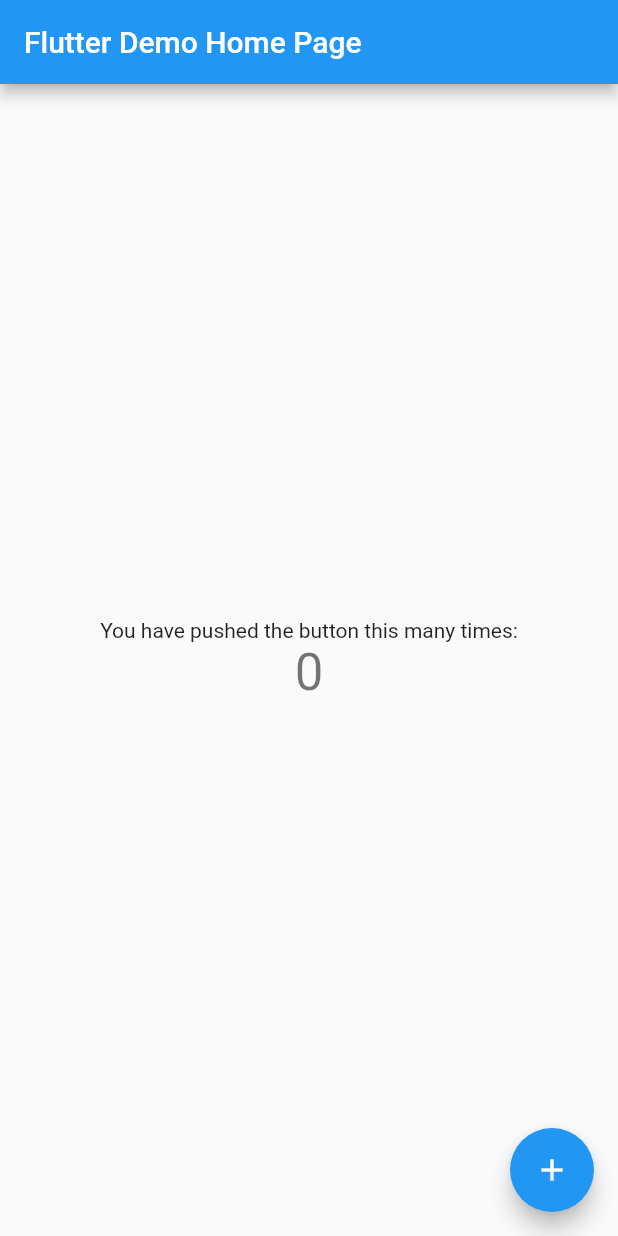
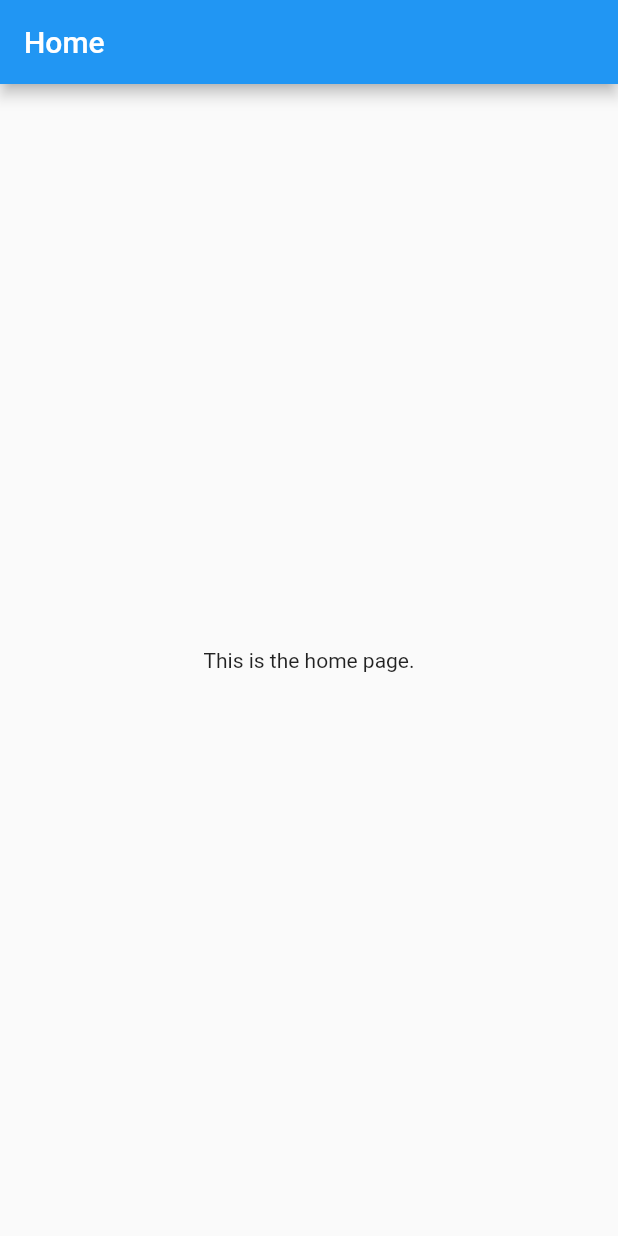
Before and after one commit to kevinalexa20/postagefee, a Flutter app: the screen it shows after launch, on a phone screen of 412 x 824 dp. Run offline on Flutter 3.47's test engine with Material 2 defaults, Android fonts, the phone set to English and light mode, and no system bars; our stand-ins replace auto_route, bloc, go_router.

Commit message:
add package to use, folder structuring

```diff
--- /dev/null
+++ b/lib/core/features/home/presentation/bloc/home_page_bloc.dart
@@ -0,0 +1,13 @@
+import 'package:bloc/bloc.dart';
+import 'package:meta/meta.dart';
+
+part 'home_page_event.dart';
+part 'home_page_state.dart';
+
+class HomePageBloc extends Bloc<HomePageEvent, HomePageState> {
+  HomePageBloc() : super(HomePageInitial()) {
+    on<HomePageEvent>((event, emit) {
+      // TODO: implement event handler
+    });
+  }
+}
--- /dev/null
+++ b/lib/core/features/home/presentation/bloc/home_page_event.dart
@@ -0,0 +1,4 @@
+part of 'home_page_bloc.dart';
+
+@immutable
+abstract class HomePageEvent {}
--- /dev/null
+++ b/lib/core/features/home/presentation/bloc/home_page_state.dart
@@ -0,0 +1,6 @@
+part of 'home_page_bloc.dart';
+
+@immutable
+abstract class HomePageState {}
+
+class HomePageInitial extends HomePageState {}
--- /dev/null
+++ b/lib/core/features/home/presentation/home_page.dart
@@ -0,0 +1,15 @@
+import 'package:flutter/material.dart';
+
+class HomePage extends StatelessWidget {
+  @override
+  Widget build(BuildContext context) {
+    return Scaffold(
+      appBar: AppBar(
+        title: Text('Home'),
+      ),
+      body: Center(
+        child: Text('This is the home page.'),
+      ),
+    );
+  }
+}
--- a/lib/main.dart
+++ b/lib/main.dart
@@ -1,67 +1,19 @@
 import 'package:flutter/material.dart';
+import 'package:postagecheck/routes/routes.dart';
 
 void main() {
-  runApp(const MyApp());
+  runApp(MyApp());
 }
 
 class MyApp extends StatelessWidget {
-  const MyApp({super.key});
+  MyApp({super.key});
+  final GlobalKey<NavigatorState> navigatorKey = GlobalKey<NavigatorState>();
 
   @override
   Widget build(BuildContext context) {
-    return MaterialApp(
+    return MaterialApp.router(
       title: 'Flutter Demo',
-      theme: ThemeData(
-        primarySwatch: Colors.blue,
-      ),
-      home: const MyHomePage(title: 'Flutter Demo Home Page'),
+      routerConfig: appRouter,
     );
   }
 }
-
-class MyHomePage extends StatefulWidget {
-  const MyHomePage({super.key, required this.title});
-
-  final String title;
-
-  @override
-  State<MyHomePage> createState() => _MyHomePageState();
-}
-
-class _MyHomePageState extends State<MyHomePage> {
-  int _counter = 0;
-
-  void _incrementCounter() {
-    setState(() {
-      _counter++;
-    });
-  }
-
-  @override
-  Widget build(BuildContext context) {
-    return Scaffold(
-      appBar: AppBar(
-        title: Text(widget.title),
-      ),
-      body: Center(
-        child: Column(
-          mainAxisAlignment: MainAxisAlignment.center,
-          children: <Widget>[
-            const Text(
-              'You have pushed the button this many times:',
-            ),
-            Text(
-              '$_counter',
-              style: Theme.of(context).textTheme.headlineMedium,
-            ),
-          ],
-        ),
-      ),
-      floatingActionButton: FloatingActionButton(
-        onPressed: _incrementCounter,
-        tooltip: 'Increment',
-        child: const Icon(Icons.add),
-      ),
-    );
-  }
-}
--- /dev/null
+++ b/lib/routes/routes.dart
@@ -0,0 +1,11 @@
+import 'package:go_router/go_router.dart';
+import 'package:postagecheck/core/features/home/presentation/home_page.dart';
+
+final appRouter = GoRouter(
+  routes: [
+    GoRoute(
+      path: '/',
+      builder: (context, state) => HomePage(),
+    )
+  ],
+);
--- a/pubspec.yaml
+++ b/pubspec.yaml
@@ -39,6 +39,9 @@
   flutter_bloc: ^8.1.3
   dio: ^5.2.1+1
   bloc: ^8.1.2
+  go_router: ^9.0.3
+
+
 
 dev_dependencies:
   flutter_test:
@@ -50,6 +53,9 @@
   # package. See that file for information about deactivating specific lint
   # rules and activating additional ones.
   flutter_lints: ^2.0.0
+  build_runner: ^2.4.6
+  auto_route_generator: ^7.2.0
+
 
 # For information on the generic Dart part of this file, see the
 # following page: https://dart.dev/tools/pub/pubspec
```
Also changed, not shown: lib/core/features/auth/presentation/login_page/login_page.dart (added, +21 -0 lines), lib/presentation/themes.dart (deleted), pubspec.lock, 2 other files.
